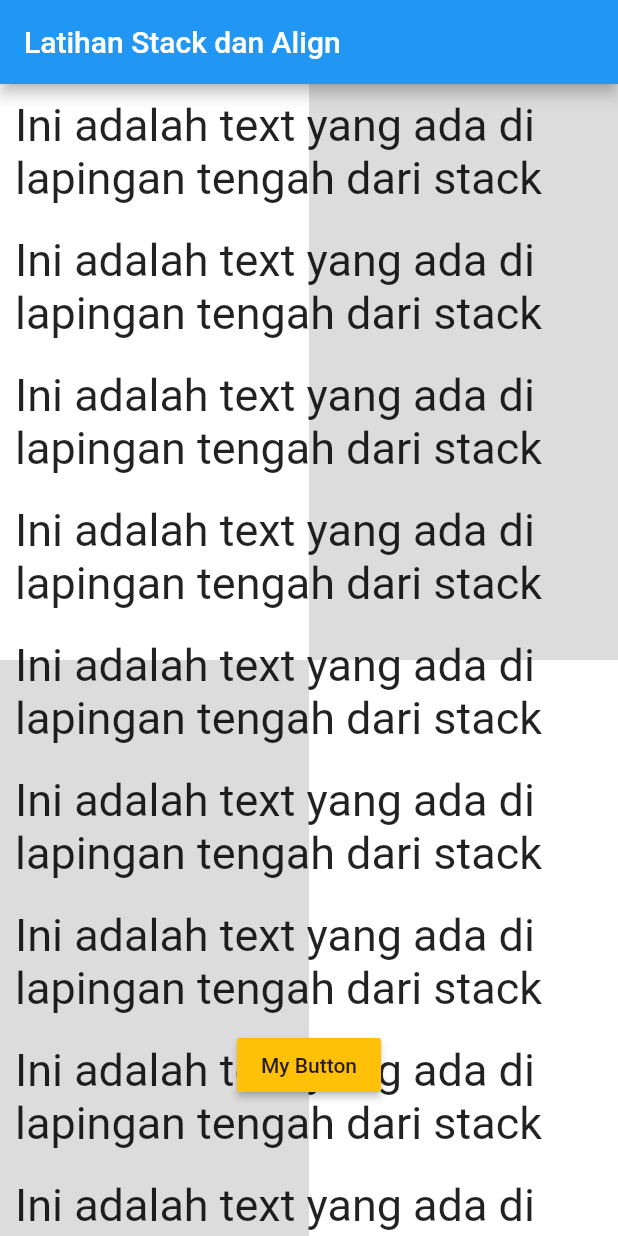
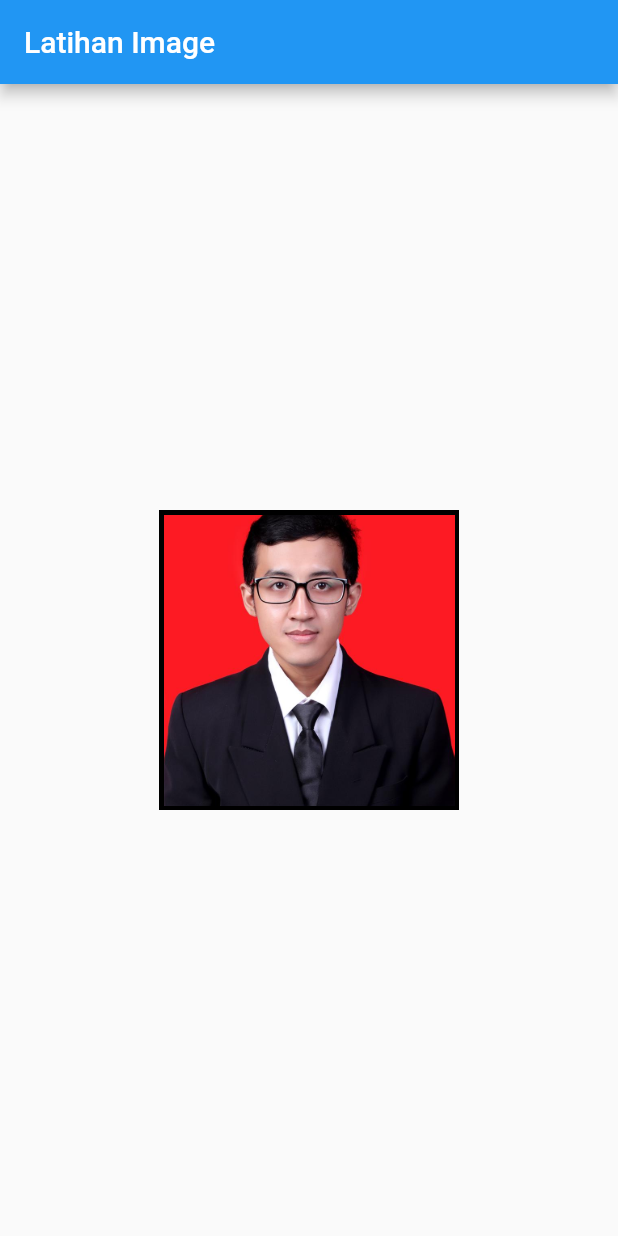
Before and after one commit to bayunugrraha/flutter_example, a Flutter app: the screen it shows after launch, on a phone screen of 412 x 824 dp. Run offline on Flutter 3.47's test engine with Material 2 defaults, Android fonts, the phone set to English and light mode, and no system bars.

Commit message:
image widget

```diff
--- a/lib/main.dart
+++ b/lib/main.dart
@@ -1,6 +1,3 @@
-import 'dart:math';
-import 'dart:ui';
-
 import 'package:flutter/material.dart';
 
 void main() => runApp(MyApp());
@@ -11,132 +8,19 @@ class MyApp extends StatelessWidget {
     return MaterialApp(
       home: Scaffold(
         appBar: AppBar(
-          title: Text("Latihan Stack dan Align"),
+          title: Text("Latihan Image"),
         ),
-        body: Stack(
-          children: [
-            Column(
-              children: [
-                Flexible(
-                  flex: 1,
-                  child: Row(
-                    children: [
-                      Flexible(
-                        flex: 1,
-                        child: Container(
-                          color: Colors.white,
-                        ),
-                      ),
-                      Flexible(
-                        flex: 1,
-                        child: Container(
-                          color: Colors.black12,
-                        ),
-                      )
-                    ],
-                  ),
-                ),
-                Flexible(
-                  flex: 1,
-                  child: Row(
-                    children: [
-                      Flexible(
-                        flex: 1,
-                        child: Container(
-                          color: Colors.black12,
-                        ),
-                      ),
-                      Flexible(
-                        flex: 1,
-                        child: Container(
-                          color: Colors.white,
-                        ),
-                      )
-                    ],
-                  ),
-                )
-              ],
+        body: Center(
+          child: Container(
+            color: Colors.black,
+            width: 200,
+            height: 200,
+            padding: EdgeInsets.all(3),
+            child: Image(
+              image: AssetImage("assets/images/Bayu.jpg"),
+              fit: BoxFit.cover,
             ),
-            ListView(
-              children: [
-                Column(
-                  children: [
-                    Container(
-                      margin: EdgeInsets.all(10),
-                      child: Text(
-                        "Ini adalah text yang ada di lapingan tengah dari stack",
-                        style: TextStyle(fontSize: 30),
-                      ),
-                    ),
-                    Container(
-                      margin: EdgeInsets.all(10),
-                      child: Text(
-                        "Ini adalah text yang ada di lapingan tengah dari stack",
-                        style: TextStyle(fontSize: 30),
-                      ),
-                    ),
-                    Container(
-                      margin: EdgeInsets.all(10),
-                      child: Text(
-                        "Ini adalah text yang ada di lapingan tengah dari stack",
-                        style: TextStyle(fontSize: 30),
-                      ),
-                    ),
-                    Container(
-                      margin: EdgeInsets.all(10),
-                      child: Text(
-                        "Ini adalah text yang ada di lapingan tengah dari stack",
-                        style: TextStyle(fontSize: 30),
-                      ),
-                    ),
-                    Container(
-                      margin: EdgeInsets.all(10),
-                      child: Text(
-                        "Ini adalah text yang ada di lapingan tengah dari stack",
-                        style: TextStyle(fontSize: 30),
-                      ),
-                    ),
-                    Container(
-                      margin: EdgeInsets.all(10),
-                      child: Text(
-                        "Ini adalah text yang ada di lapingan tengah dari stack",
-                        style: TextStyle(fontSize: 30),
-                      ),
-                    ),
-                    Container(
-                      margin: EdgeInsets.all(10),
-                      child: Text(
-                        "Ini adalah text yang ada di lapingan tengah dari stack",
-                        style: TextStyle(fontSize: 30),
-                      ),
-                    ),
-                    Container(
-                      margin: EdgeInsets.all(10),
-                      child: Text(
-                        "Ini adalah text yang ada di lapingan tengah dari stack",
-                        style: TextStyle(fontSize: 30),
-                      ),
-                    ),
-                    Container(
-                      margin: EdgeInsets.all(10),
-                      child: Text(
-                        "Ini adalah text yang ada di lapingan tengah dari stack",
-                        style: TextStyle(fontSize: 30),
-                      ),
-                    ),
-                  ],
-                )
-              ],
-            ),
-            Align(
-              alignment: Alignment(0, 0.75),
-              child: RaisedButton(
-                child: Text("My Button"),
-                color: Colors.amber,
-                onPressed: () {},
-              ),
-            )
-          ],
+          ),
         ),
       ),
     );
--- a/pubspec.yaml
+++ b/pubspec.yaml
@@ -45,8 +45,8 @@ flutter:
   uses-material-design: true
 
   # To add assets to your application, add an assets section, like this:
-  # assets:
-  #   - images/a_dot_burr.jpeg
+  assets:
+    - assets/images/Bayu.jpg
   #   - images/a_dot_ham.jpeg
 
   # An image asset can refer to one or more resolution-specific "variants", see
```
Also changed, not shown: assets/images/Bayu.jpg (added).
